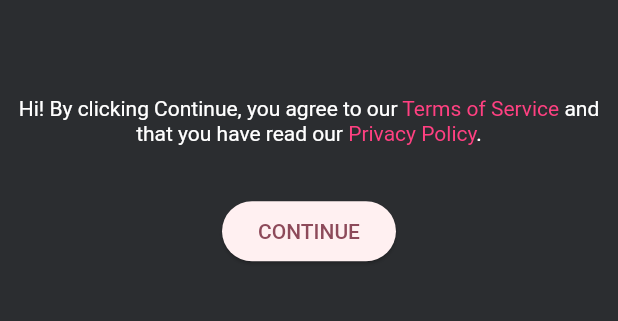
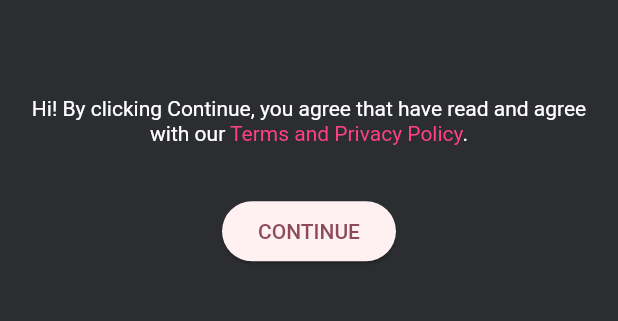
Before and after one commit to adrian-antoci/flutter8, a Flutter app: the screen it shows after launch, on a phone screen of 412 x 824 dp, the part 581-902 px from its top. Run offline on Flutter 3.47's test engine with Material 2 defaults, Android fonts, the phone set to English and light mode, and no system bars; our stand-ins replace cloud_firestore, confetti, copy_with_extension, either_dart, firebase_auth, firebase_core and 8 more; missing offline and left inert: firebase_app_check, queue, sa3_liquid, syntax_highlight; accounts and stored records are empty.

Commit message:
updated terms and privacy policy

```diff
--- a/lib/screens/welcome_screen.dart
+++ b/lib/screens/welcome_screen.dart
@@ -4,9 +4,12 @@ import 'package:flutter8/theme/buttons.dart';
 import 'package:flutter8/theme/responsive.dart';
 import 'package:flutter8/theme/spacers.dart';
 import 'package:flutter8/theme/text.dart';
+import 'package:flutter_dotenv/flutter_dotenv.dart';
 import 'package:flutter_svg/flutter_svg.dart';
 import 'package:go_router/go_router.dart';
 import 'package:shared_preferences/shared_preferences.dart';
+import 'package:url_launcher/url_launcher.dart';
+import 'package:url_launcher/url_launcher_string.dart';
 
 class WelcomeScreenWidget extends StatefulWidget {
   const WelcomeScreenWidget({super.key});
@@ -68,22 +71,11 @@ class _WelcomeScreenWidgetState extends State<WelcomeScreenWidget> {
       text: TextSpan(
         style: normalStye,
         children: <TextSpan>[
-          const TextSpan(text: 'Hi! By clicking Continue, you agree to our '),
+          const TextSpan(text: 'Hi! By clicking Continue, you agree that have read and agree with our '),
           TextSpan(
-              text: 'Terms of Service',
+              text: 'Terms and Privacy Policy',
               style: linkStyle,
-              recognizer: TapGestureRecognizer()
-                ..onTap = () {
-                  print('Terms of Service"');
-                }),
-          const TextSpan(text: ' and that you have read our '),
-          TextSpan(
-              text: 'Privacy Policy',
-              style: linkStyle,
-              recognizer: TapGestureRecognizer()
-                ..onTap = () {
-                  print('Privacy Policy"');
-                }),
+              recognizer: TapGestureRecognizer()..onTap = () => launchUrlString(dotenv.env['POLICY_URL']!)),
           const TextSpan(text: '.'),
         ],
       ),
--- a/pubspec.yaml
+++ b/pubspec.yaml
@@ -28,6 +28,7 @@ dependencies:
   flutter_svg: ^2.0.7
   sa3_liquid: ^1.0.1
   flutter_dotenv: ^5.1.0
+  url_launcher: ^6.1.14
 
 dev_dependencies:
   flutter_test:
```
Also changed, not shown: pubspec.lock.
